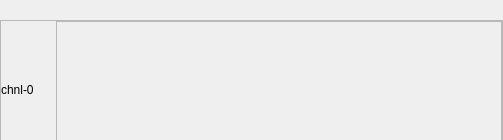
This is MCIUI/通道波形/chnlwave.ui in sunningxiao/RFSdemo as Qt 5 draws it before an edit. The edited form follows.
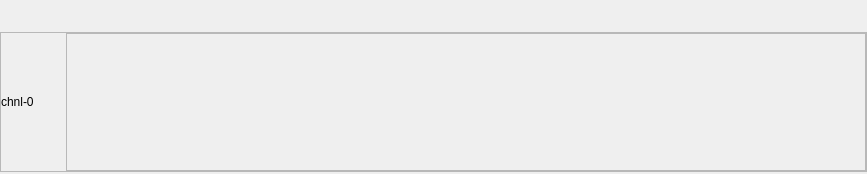
This is the edited form.

Patch:
```diff
--- a/MCIUI/通道波形/chnlwave.ui
+++ b/MCIUI/通道波形/chnlwave.ui
@@ -6,8 +6,8 @@
    <rect>
     <x>0</x>
     <y>0</y>
-    <width>503</width>
-    <height>140</height>
+    <width>867</width>
+    <height>174</height>
    </rect>
   </property>
   <property name="sizePolicy">
@@ -18,13 +18,13 @@
   </property>
   <property name="minimumSize">
    <size>
-    <width>500</width>
+    <width>0</width>
     <height>0</height>
    </size>
   </property>
   <property name="maximumSize">
    <size>
-    <width>650</width>
+    <width>16777215</width>
     <height>16777215</height>
    </size>
   </property>
@@ -42,7 +42,7 @@
     <number>0</number>
    </property>
    <property name="bottomMargin">
-    <number>0</number>
+    <number>10</number>
    </property>
    <property name="spacing">
     <number>0</number>
@@ -99,7 +99,7 @@
         </property>
         <property name="minimumSize">
          <size>
-          <width>55</width>
+          <width>65</width>
           <height>79</height>
          </size>
         </property>
```
Left out of the diff: 12 changed lines with no effect on the pictures.
